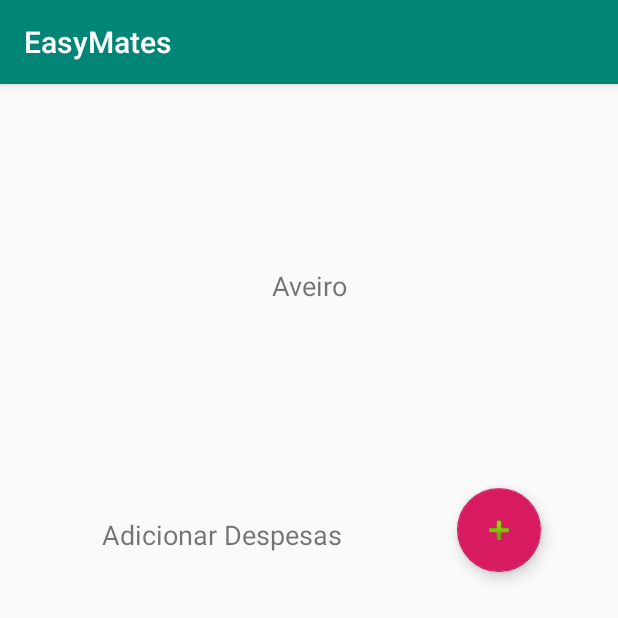
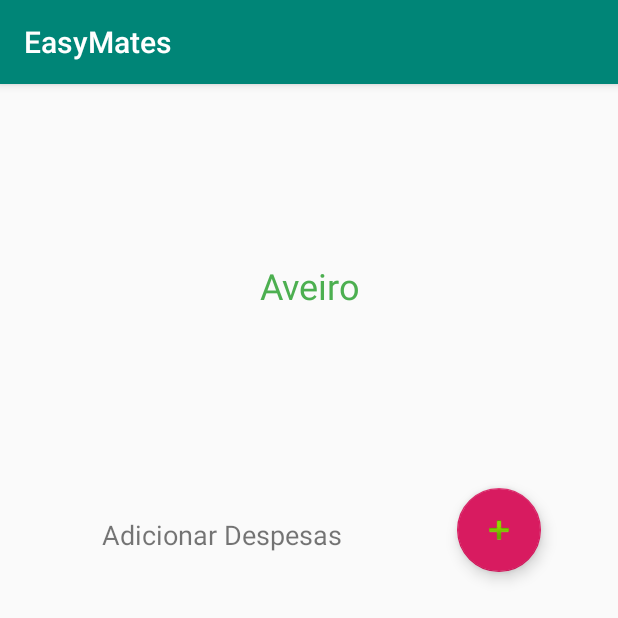
Before and after one commit to user-cube/EasyMates, an Android app: the manageHouse screen opened directly, with no data from a screen before it, on a phone screen of 412 x 824 dp, the top half of it. Run offline under Robolectric (Android 15) with nearby library versions, the phone set to English and light mode, and no system bars.

Commit message:
Buttons working

```diff
--- a/app/src/main/java/rc/EasyMates/manageHouse.java
+++ b/app/src/main/java/rc/EasyMates/manageHouse.java
@@ -25,12 +25,12 @@ public class manageHouse extends AppCompatActivity {
         textView.setText(GlobalClass.defaultLocation);
     }
 
-    public void addDespesa(){
+    public void addDespesa(View view){
         Intent intent = new Intent(this, AddDespesas.class);
         startActivity(intent);
     }
 
-    public void addShopList(){
+    public void addShopList(View view){
         Intent intent = new Intent(this, ShopList.class);
         startActivity(intent);
     }
--- a/app/src/main/res/layout/activity_manage_group.xml
+++ b/app/src/main/res/layout/activity_manage_group.xml
@@ -11,6 +11,7 @@
         android:layout_width="wrap_content"
         android:layout_height="wrap_content"
         android:clickable="true"
+        android:onClick="addDespesa"
         app:layout_constraintBottom_toTopOf="@+id/addLista"
         app:layout_constraintEnd_toEndOf="parent"
         app:layout_constraintHorizontal_bias="0.5"
@@ -53,6 +54,7 @@
         android:layout_width="wrap_content"
         android:layout_height="wrap_content"
         android:clickable="true"
+        android:onClick="addShopList"
         app:layout_constraintBottom_toTopOf="@+id/addMembros"
         app:layout_constraintEnd_toEndOf="parent"
         app:layout_constraintHorizontal_bias="0.5"
@@ -92,10 +94,12 @@
         android:layout_width="171dp"
         android:layout_height="49dp"
         android:gravity="center"
-        android:textSize="18sp"
+        android:textColor="#4CAF50"
+        android:textSize="24sp"
         app:layout_constraintBottom_toTopOf="@+id/addDespesas"
         app:layout_constraintEnd_toEndOf="parent"
         app:layout_constraintHorizontal_bias="0.5"
         app:layout_constraintStart_toStartOf="parent"
         app:layout_constraintTop_toTopOf="parent" />
+
 </android.support.constraint.ConstraintLayout>
```
